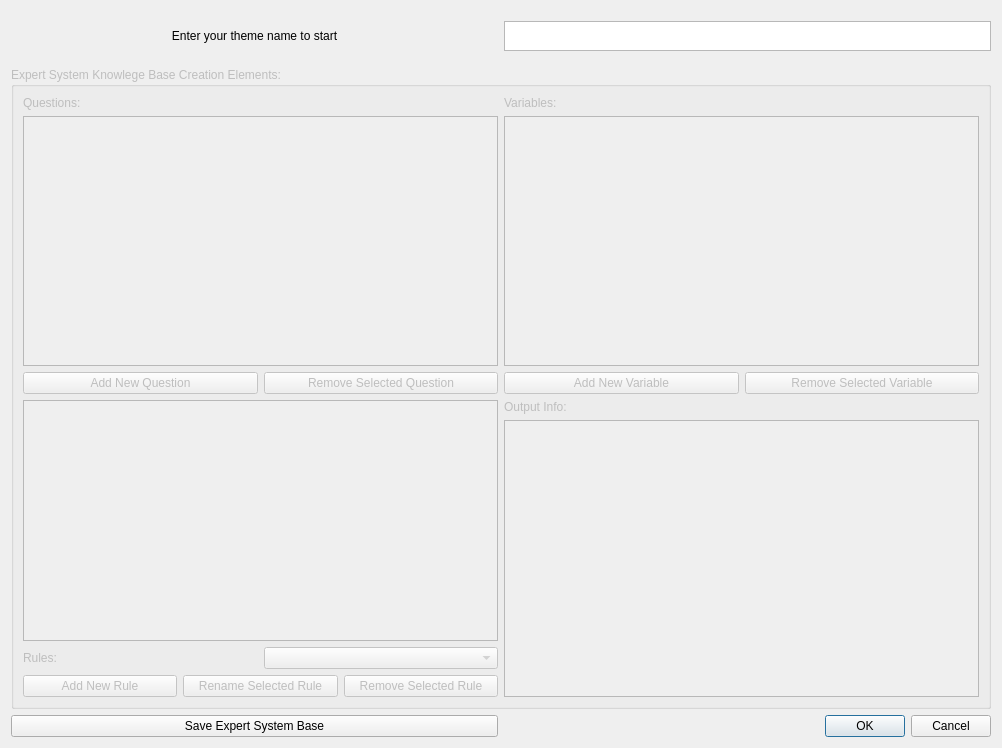
Above: GUI/RuleEditor.ui from bronya2057/ExpertSystemPyLab before the change. Below: the same form after it.
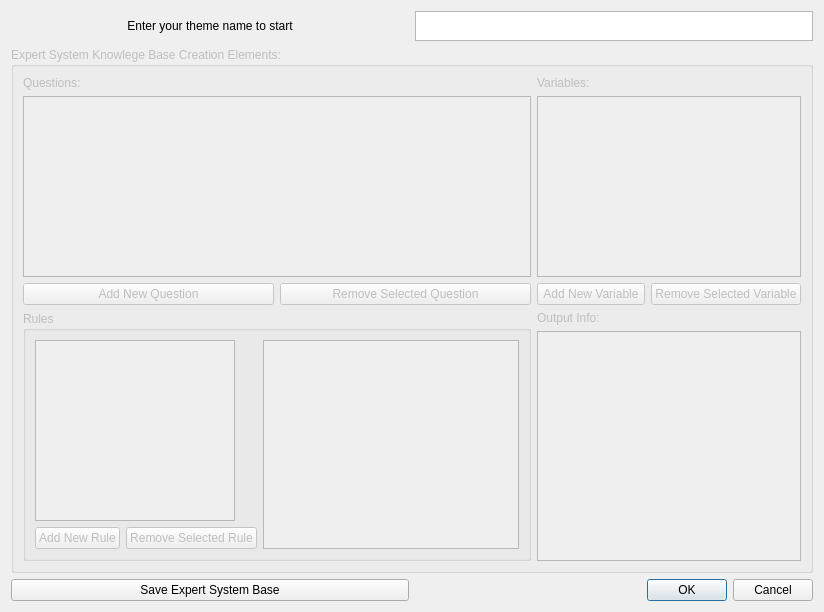
That is the form after the change.

What changed in the file:
```diff
--- a/GUI/RuleEditor.ui
+++ b/GUI/RuleEditor.ui
@@ -9,8 +9,8 @@
    <rect>
     <x>0</x>
     <y>0</y>
-    <width>1002</width>
-    <height>748</height>
+    <width>824</width>
+    <height>612</height>
    </rect>
   </property>
   <property name="sizePolicy">
@@ -115,29 +115,37 @@
        </layout>
       </item>
       <item row="1" column="0">
-       <layout class="QVBoxLayout" name="verticalLayout_2">
+       <widget class="QGroupBox" name="gbRules">
+        <property name="minimumSize">
+         <size>
+          <width>0</width>
+          <height>50</height>
+         </size>
+        </property>
+        <property name="title">
+         <string>Rules</string>
+        </property>
+        <layout class="QHBoxLayout" name="horizontalLayout_2">
+         <item>
+          <layout class="QVBoxLayout" name="verticalLayout_4">
         <property name="leftMargin">
          <number>0</number>
         </property>
         <item>
-         <widget class="QTableView" name="tableViewRules"/>
-        </item>
-        <item>
-         <layout class="QHBoxLayout" name="horizontalLayout_4">
-          <property name="topMargin">
-           <number>0</number>
-          </property>
-          <item>
-           <widget class="QLabel" name="lblRules">
-            <property name="text">
-             <string>Rules:</string>
-            </property>
-           </widget>
-          </item>
-          <item>
-           <widget class="QComboBox" name="comboBox"/>
-          </item>
-         </layout>
+            <widget class="QListView" name="listView">
+             <property name="sizePolicy">
+              <sizepolicy hsizetype="Expanding" vsizetype="Expanding">
+               <horstretch>0</horstretch>
+               <verstretch>0</verstretch>
+              </sizepolicy>
+             </property>
+             <property name="maximumSize">
+              <size>
+               <width>200</width>
+               <height>16777215</height>
+              </size>
+             </property>
+            </widget>
         </item>
         <item>
          <layout class="QHBoxLayout" name="horizontalLayout_5">
@@ -151,13 +159,6 @@
             </property>
            </widget>
           </item>
-          <item>
-           <widget class="QPushButton" name="pbRenameRule">
-            <property name="text">
-             <string>Rename Selected Rule</string>
-            </property>
-           </widget>
-          </item>
           <item>
            <widget class="QPushButton" name="pbRemoveRule">
             <property name="text">
@@ -169,6 +170,16 @@
         </item>
        </layout>
       </item>
+         <item>
+          <widget class="QTableView" name="tableViewRules">
+           <property name="enabled">
+            <bool>false</bool>
+           </property>
+          </widget>
+         </item>
+        </layout>
+       </widget>
+      </item>
       <item row="1" column="1">
        <layout class="QVBoxLayout" name="verticalLayout">
         <property name="leftMargin">
```
Left out of the diff: 110 changed lines with no effect on the pictures. Lines whose indentation alone changed are shown as unchanged.
